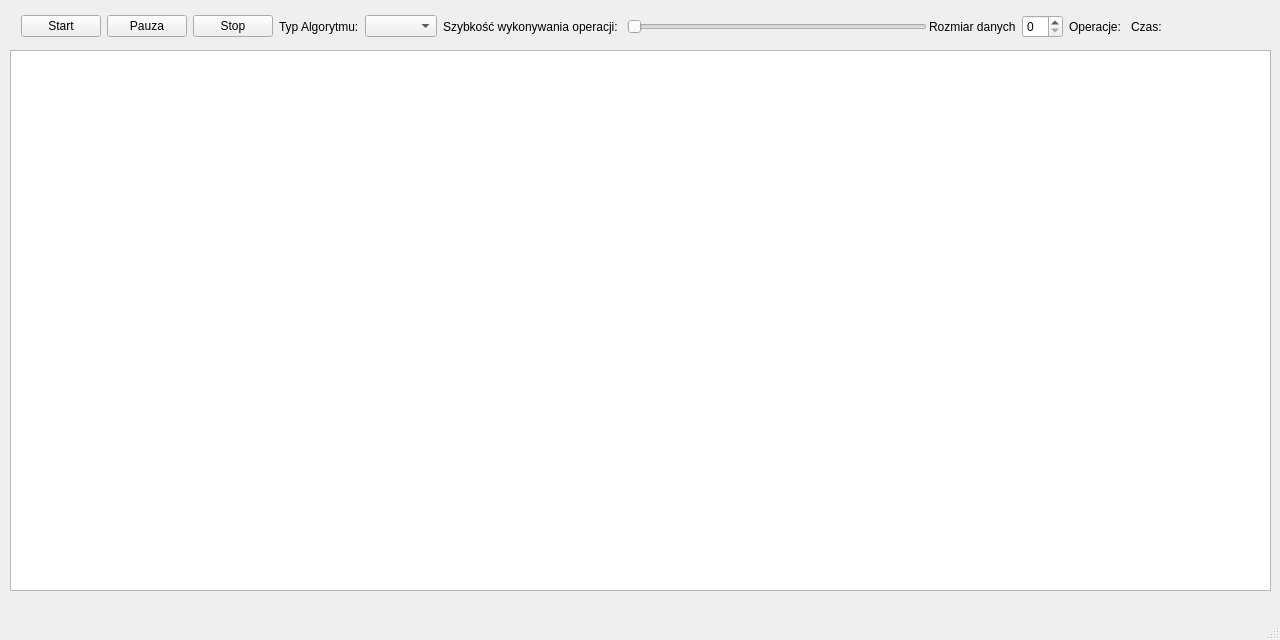
This is mainwindow.ui in dawib19992/WizualizatorSortowania as Qt 5 draws it before an edit. The edited form follows.
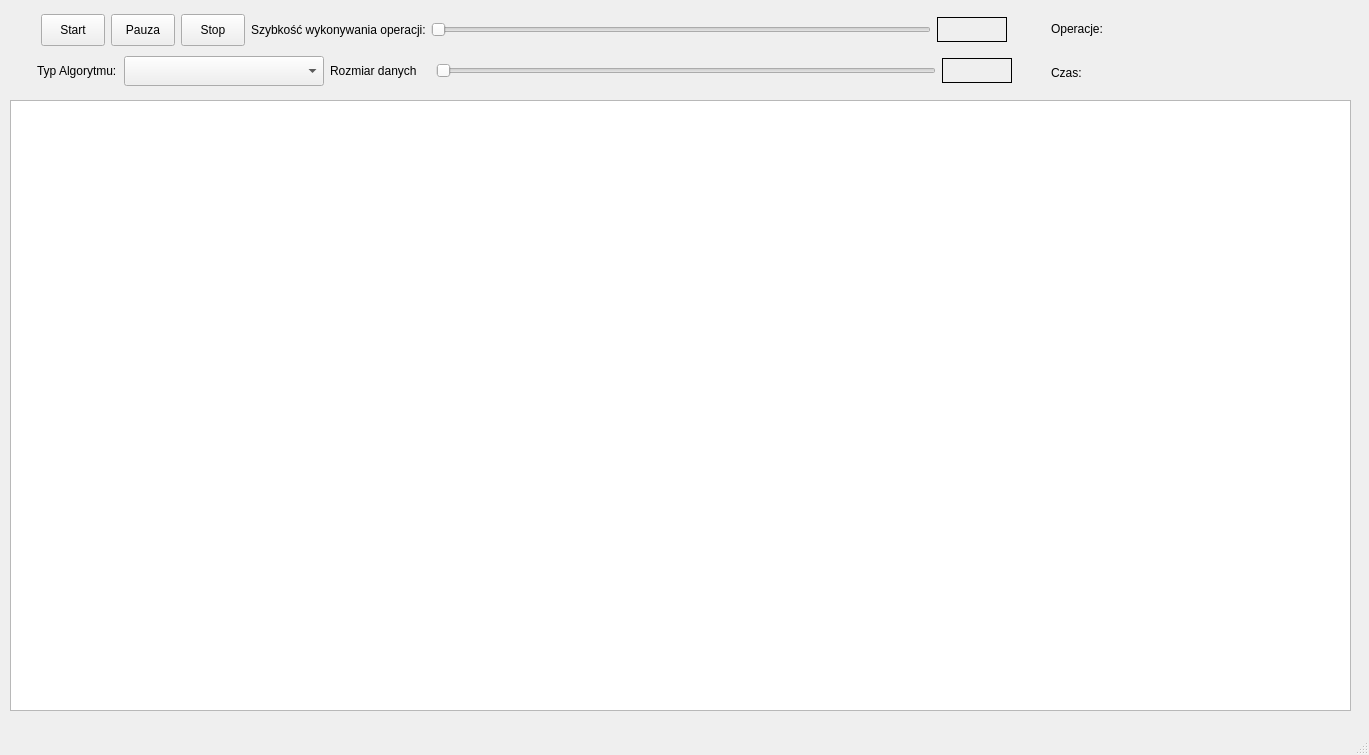
This is the edited form.

Commit message: Dodane pokazywanie elemntów w zależności od wskaźnika na suwaku, poprawa UI

Diff of the .ui file:
```diff
--- a/mainwindow.ui
+++ b/mainwindow.ui
@@ -6,8 +6,8 @@
    <rect>
     <x>0</x>
     <y>0</y>
-    <width>1280</width>
-    <height>640</height>
+    <width>1369</width>
+    <height>755</height>
    </rect>
   </property>
   <property name="minimumSize">
@@ -24,26 +24,50 @@
     <property name="geometry">
      <rect>
       <x>10</x>
-      <y>50</y>
-      <width>1261</width>
-      <height>541</height>
+      <y>100</y>
+      <width>1341</width>
+      <height>611</height>
      </rect>
     </property>
+    <property name="maximumSize">
+     <size>
+      <width>1341</width>
+      <height>16777215</height>
+     </size>
+    </property>
    </widget>
    <widget class="QWidget" name="">
     <property name="geometry">
      <rect>
-      <x>21</x>
-      <y>11</y>
-      <width>1141</width>
-      <height>31</height>
+      <x>4</x>
+      <y>10</y>
+      <width>1181</width>
+      <height>82</height>
      </rect>
     </property>
+    <layout class="QHBoxLayout" name="horizontalLayout_8">
+     <item>
+      <layout class="QVBoxLayout" name="verticalLayout_2">
+       <item>
+        <layout class="QHBoxLayout" name="horizontalLayout_7">
+         <item>
     <layout class="QHBoxLayout" name="horizontalLayout_5">
      <item>
       <layout class="QHBoxLayout" name="horizontalLayout_4">
        <item>
         <widget class="QPushButton" name="pb_start">
+               <property name="minimumSize">
+                <size>
+                 <width>64</width>
+                 <height>32</height>
+                </size>
+               </property>
+               <property name="maximumSize">
+                <size>
+                 <width>64</width>
+                 <height>32</height>
+                </size>
+               </property>
          <property name="text">
           <string>Start</string>
          </property>
@@ -51,6 +75,18 @@
        </item>
        <item>
         <widget class="QPushButton" name="pb_pauza">
+               <property name="minimumSize">
+                <size>
+                 <width>64</width>
+                 <height>32</height>
+                </size>
+               </property>
+               <property name="maximumSize">
+                <size>
+                 <width>64</width>
+                 <height>32</height>
+                </size>
+               </property>
          <property name="text">
           <string>Pauza</string>
          </property>
@@ -58,29 +94,35 @@
        </item>
        <item>
         <widget class="QPushButton" name="pb_stop">
+               <property name="minimumSize">
+                <size>
+                 <width>64</width>
+                 <height>32</height>
+                </size>
+               </property>
+               <property name="maximumSize">
+                <size>
+                 <width>64</width>
+                 <height>32</height>
+                </size>
+               </property>
          <property name="text">
           <string>Stop</string>
          </property>
         </widget>
        </item>
-       <item>
-        <layout class="QHBoxLayout" name="horizontalLayout">
-         <item>
-          <widget class="QLabel" name="lbl_typ">
-           <property name="text">
-            <string>Typ Algorytmu:</string>
-           </property>
-          </widget>
-         </item>
-         <item>
-          <widget class="QComboBox" name="cb_typ"/>
-         </item>
         </layout>
        </item>
        <item>
-        <layout class="QHBoxLayout" name="horizontalLayout_2">
+            <layout class="QHBoxLayout" name="horizontalLayout_3">
          <item>
-          <widget class="QLabel" name="lbl_szybkosc">
+              <widget class="QLabel" name="lbl_szybkoscOpis">
+               <property name="maximumSize">
+                <size>
+                 <width>174</width>
+                 <height>16777215</height>
+                </size>
+               </property>
            <property name="text">
             <string>Szybkość wykonywania operacji: </string>
            </property>
@@ -90,13 +132,13 @@
           <widget class="QSlider" name="hs_szybkosc">
            <property name="minimumSize">
             <size>
-             <width>300</width>
+                 <width>500</width>
              <height>0</height>
             </size>
            </property>
            <property name="maximumSize">
             <size>
-             <width>300</width>
+                 <width>100</width>
              <height>16777215</height>
             </size>
            </property>
@@ -108,23 +150,156 @@
         </layout>
        </item>
        <item>
-        <layout class="QHBoxLayout" name="horizontalLayout_3">
+            <widget class="QLabel" name="lbl_szybkosc">
+             <property name="minimumSize">
+              <size>
+               <width>70</width>
+               <height>25</height>
+              </size>
+             </property>
+             <property name="maximumSize">
+              <size>
+               <width>70</width>
+               <height>25</height>
+              </size>
+             </property>
+             <property name="frameShape">
+              <enum>QFrame::Shape::Box</enum>
+             </property>
+             <property name="text">
+              <string/>
+             </property>
+            </widget>
+           </item>
+          </layout>
+         </item>
+        </layout>
+       </item>
          <item>
-          <widget class="QLabel" name="lbl_rozmiarDanych">
+        <layout class="QHBoxLayout" name="horizontalLayout_6">
+         <item>
+          <layout class="QHBoxLayout" name="horizontalLayout_2">
+           <item>
+            <widget class="QLabel" name="lbl_typ">
+             <property name="maximumSize">
+              <size>
+               <width>81</width>
+               <height>16777215</height>
+              </size>
+             </property>
+             <property name="text">
+              <string>Typ Algorytmu:</string>
+             </property>
+            </widget>
+           </item>
+           <item>
+            <widget class="QComboBox" name="cb_typ">
+             <property name="minimumSize">
+              <size>
+               <width>150</width>
+               <height>30</height>
+              </size>
+             </property>
+             <property name="maximumSize">
+              <size>
+               <width>200</width>
+               <height>30</height>
+              </size>
+             </property>
+            </widget>
+           </item>
+          </layout>
+         </item>
+         <item>
+          <layout class="QHBoxLayout" name="horizontalLayout">
+           <property name="sizeConstraint">
+            <enum>QLayout::SizeConstraint::SetFixedSize</enum>
+           </property>
+           <property name="leftMargin">
+            <number>0</number>
+           </property>
+           <item>
+            <widget class="QLabel" name="lbl_rozmiarDanychOpis">
+             <property name="minimumSize">
+              <size>
+               <width>100</width>
+               <height>25</height>
+              </size>
+             </property>
+             <property name="maximumSize">
+              <size>
+               <width>100</width>
+               <height>25</height>
+              </size>
+             </property>
            <property name="text">
             <string>Rozmiar danych</string>
            </property>
           </widget>
          </item>
          <item>
-          <widget class="QSpinBox" name="sb_rozmiarDanych"/>
-         </item>
+            <widget class="QSlider" name="hs_rozmiarDanych">
+             <property name="minimumSize">
+              <size>
+               <width>500</width>
+               <height>0</height>
+              </size>
+             </property>
+             <property name="maximumSize">
+              <size>
+               <width>500</width>
+               <height>25</height>
+              </size>
+             </property>
+             <property name="minimum">
+              <number>10</number>
+             </property>
+             <property name="maximum">
+              <number>1000</number>
+             </property>
+             <property name="orientation">
+              <enum>Qt::Orientation::Horizontal</enum>
+             </property>
+            </widget>
+           </item>
+           <item>
+            <widget class="QLabel" name="lbl_rozmiarDanych">
+             <property name="minimumSize">
+              <size>
+               <width>70</width>
+               <height>25</height>
+              </size>
+             </property>
+             <property name="maximumSize">
+              <size>
+               <width>70</width>
+               <height>25</height>
+              </size>
+             </property>
+             <property name="frameShape">
+              <enum>QFrame::Shape::Box</enum>
+             </property>
+             <property name="text">
+              <string/>
+             </property>
+            </widget>
+           </item>
         </layout>
        </item>
       </layout>
      </item>
+      </layout>
+     </item>
+     <item>
+      <layout class="QVBoxLayout" name="verticalLayout">
      <item>
       <widget class="QLabel" name="lbl_operacje">
+         <property name="maximumSize">
+          <size>
+           <width>100</width>
+           <height>16777215</height>
+          </size>
+         </property>
        <property name="text">
         <string>Operacje: </string>
        </property>
@@ -132,12 +307,20 @@
      </item>
      <item>
       <widget class="QLabel" name="label_6">
+         <property name="maximumSize">
+          <size>
+           <width>100</width>
+           <height>16777215</height>
+          </size>
+         </property>
        <property name="text">
         <string>Czas:</string>
        </property>
       </widget>
      </item>
     </layout>
+     </item>
+    </layout>
    </widget>
   </widget>
   <widget class="QMenuBar" name="menubar">
```
Left out of the diff: 2 changed lines with no effect on the pictures. Lines whose indentation alone changed are shown as unchanged. The commit also changes 5 other files.
